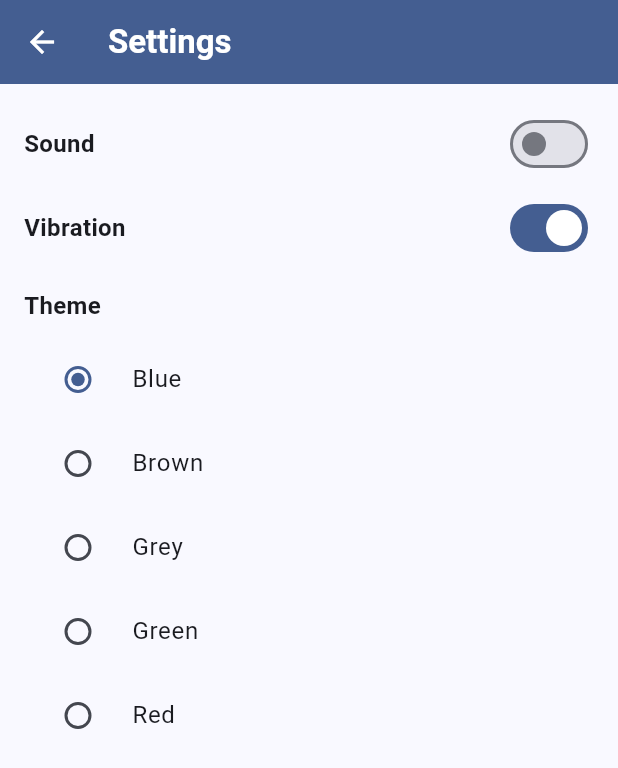
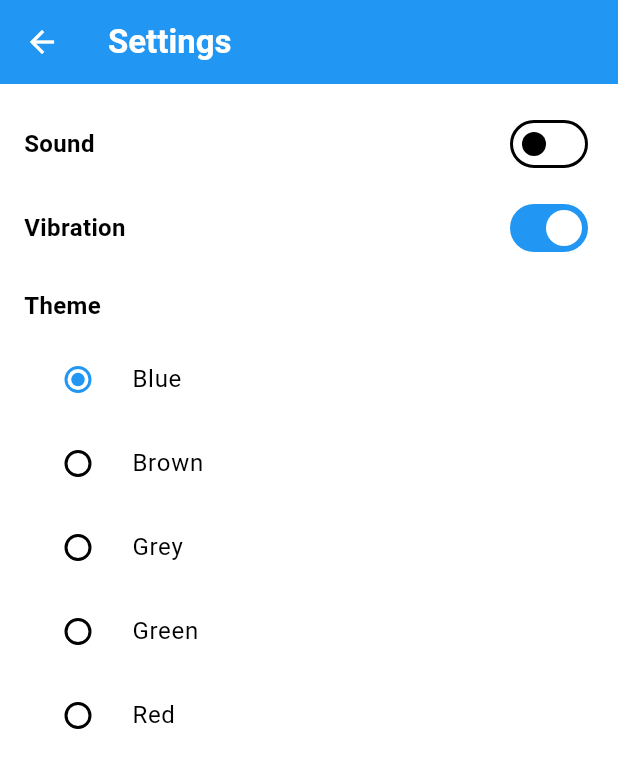
Before and after one commit to julia-morg/numerocide, a Flutter app: the screen it shows after launch, after a tap on the "settings" icon, on a phone screen of 412 x 824 dp. Shown: the top 768 px of the screen. Run offline on Flutter 3.47's test engine with Material 3 defaults, Android fonts, the phone set to English and light mode, and no system bars; our stand-ins replace shared_preferences.

Commit message:
apply theme

```diff
--- a/lib/game/settings.dart
+++ b/lib/game/settings.dart
@@ -1,4 +1,5 @@
 import 'package:shared_preferences/shared_preferences.dart';
+import 'package:flutter/material.dart';
 
 class Settings {
   bool sound;
@@ -47,4 +48,56 @@ class Settings {
         return 'Unknown';
     }
   }
+  // Метод для получения цветовой схемы в зависимости от темы
+  static ThemeData getThemeData(String theme) {
+    switch (theme) {
+      case 'brown':
+        return ThemeData(
+          colorScheme: ColorScheme.light(
+            primary: Colors.brown,
+            onPrimary: Colors.white,
+            secondary: Colors.brown[300]!,
+            onSecondary: Colors.white,
+          ),
+        );
+      case 'grey':
+        return ThemeData(
+          colorScheme: ColorScheme.light(
+            primary: Colors.grey,
+            onPrimary: Colors.white,
+            secondary: Colors.grey[700]!,
+            onSecondary: Colors.white,
+          ),
+        );
+      case 'green':
+        return ThemeData(
+          colorScheme: const ColorScheme.light(
+            primary: Colors.green,
+            onPrimary: Colors.white,
+            secondary: Colors.greenAccent,
+            onSecondary: Colors.white,
+          ),
+        );
+      case 'red':
+        return ThemeData(
+          colorScheme: const ColorScheme.light(
+            primary: Colors.red,
+            onPrimary: Colors.white,
+            secondary: Colors.redAccent,
+            onSecondary: Colors.white,
+          ),
+        );
+      case 'blue':
+      default:
+        return ThemeData(
+          colorScheme: const ColorScheme.light(
+            primary: Colors.blue,
+            onPrimary: Colors.white,
+            secondary: Colors.blueAccent,
+            onSecondary: Colors.white,
+          ),
+        );
+    }
+  }
+
 }
--- a/lib/main.dart
+++ b/lib/main.dart
@@ -1,21 +1,54 @@
 import 'package:flutter/material.dart';
 import 'home_page.dart';
+import 'game/settings.dart';
 
-void main() {
-  runApp(const MyApp());
+void main() async {
+  WidgetsFlutterBinding.ensureInitialized();
+  Settings settings = await Settings.loadSettings();
+  runApp(MyApp(settings: settings));
 }
 
-class MyApp extends StatelessWidget {
-  const MyApp({super.key});
+class MyApp extends StatefulWidget {
+  final Settings settings;
+
+  const MyApp({Key? key, required this.settings}) : super(key: key);
+
+  @override
+  _MyAppState createState() => _MyAppState();
+
+  // Метод для доступа к состоянию приложения
+  static _MyAppState? of(BuildContext context) {
+    return context.findAncestorStateOfType<_MyAppState>();
+  }
+
+
+}
+
+class _MyAppState extends State<MyApp> {
+  late ThemeData _themeData;
+
+  @override
+  void initState() {
+    super.initState();
+    _themeData = Settings.getThemeData(widget.settings.theme);
+  }
+
+  void updateTheme(ThemeData newTheme) {
+    setState(() {
+      _themeData = newTheme;
+      debugPrint(newTheme.colorScheme.primary.toString());
+    });
+  }
 
   @override
   Widget build(BuildContext context) {
     return MaterialApp(
-      title: 'Numerocide Game',
-      theme: ThemeData(
-        colorScheme: ColorScheme.fromSeed(seedColor: Colors.blueAccent),
-        useMaterial3: true,
-      ),
+      title: 'Numerocide',
+      theme: _themeData,
+      // theme: ThemeData(
+      //   colorScheme: ColorScheme.fromSeed(seedColor: Colors.blueAccent),
+      //   useMaterial3: true,
+      // ),
       home: const HomePage(),
       builder: (context, child) {
         return Center(
--- a/lib/settings_page.dart
+++ b/lib/settings_page.dart
@@ -1,5 +1,6 @@
 import 'package:flutter/material.dart';
 import 'game/settings.dart';
+import 'main.dart';
 
 class SettingsPage extends StatefulWidget {
   @override
@@ -112,7 +113,9 @@ class _SettingsPageState extends State<SettingsPage> {
                         setState(() {
                           settings.theme = value!;
                         });
-                        settings.saveSettings();
+                        settings.saveSettings().then((_) {
+                          MyApp.of(context)?.updateTheme(Settings.getThemeData(settings.theme));
+                        });
                       },
                       controlAffinity: ListTileControlAffinity.leading,
                     );
```
